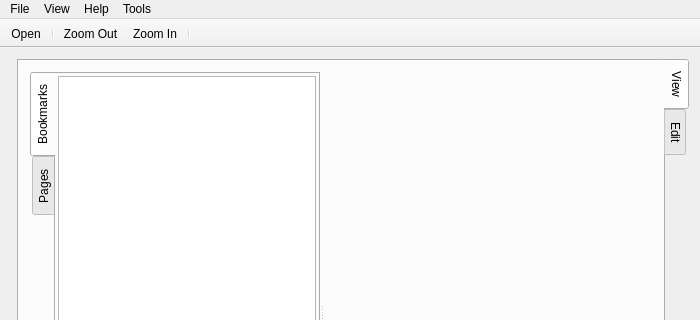
This is forms/mainwindow.ui in FrancisOWO/UntitledPDF as Qt 5 draws it before an edit; both pictures show x 0 to 700 and y 0 to 320 of the 700 by 600 pixel window. The edited form follows.
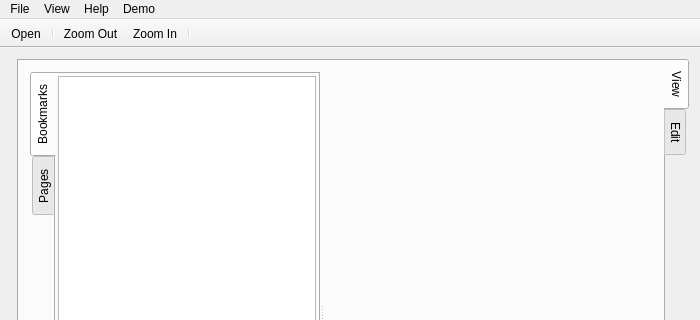
This is the edited form. Icons and pictures are not drawn. Custom widgets are drawn as their Qt base class.

```diff
--- a/forms/mainwindow.ui
+++ b/forms/mainwindow.ui
@@ -243,16 +243,16 @@
     <addaction name="separator"/>
     <addaction name="actionContinuous"/>
    </widget>
-   <widget class="QMenu" name="menuTools">
+   <widget class="QMenu" name="menuDemo">
     <property name="title">
-     <string>Tools</string>
+     <string>Demo</string>
     </property>
     <addaction name="actionPoDoFo_Demo"/>
    </widget>
    <addaction name="menuFile"/>
    <addaction name="menuView"/>
    <addaction name="menuHelp"/>
-   <addaction name="menuTools"/>
+   <addaction name="menuDemo"/>
   </widget>
   <widget class="QToolBar" name="mainToolBar">
    <property name="movable">
```
Left out of the diff: 12 changed lines with no effect on the pictures.
